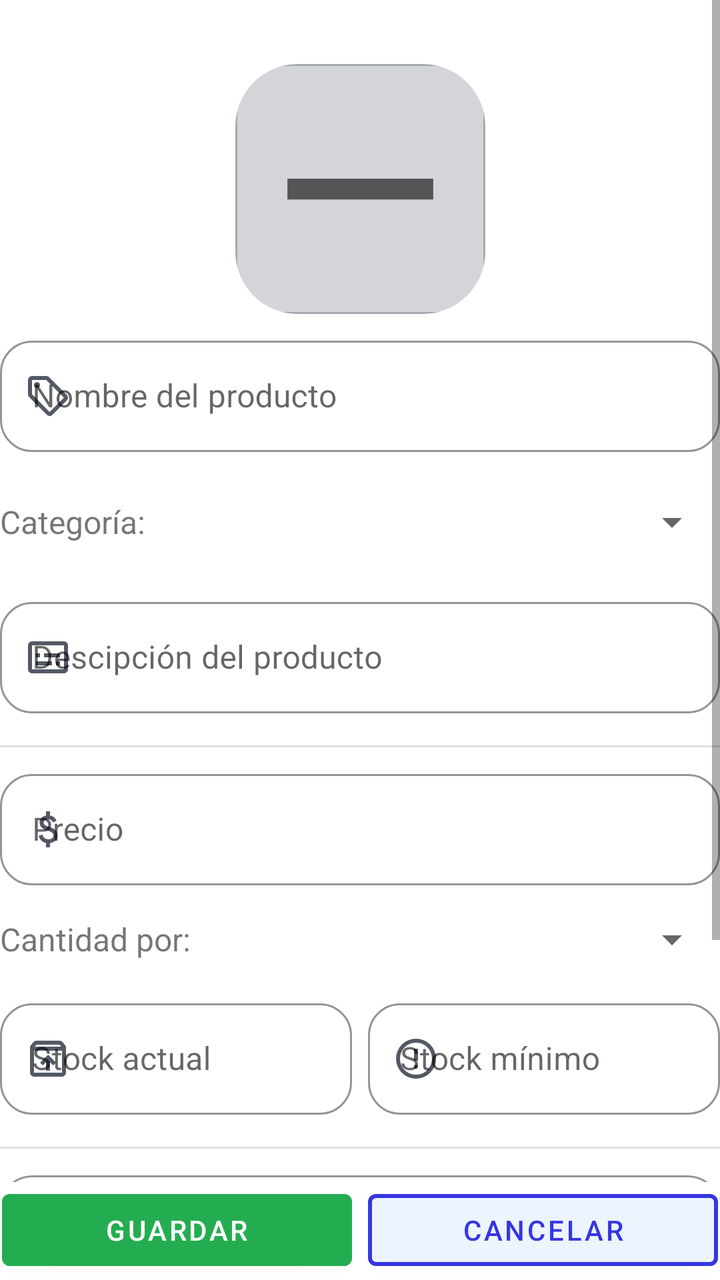
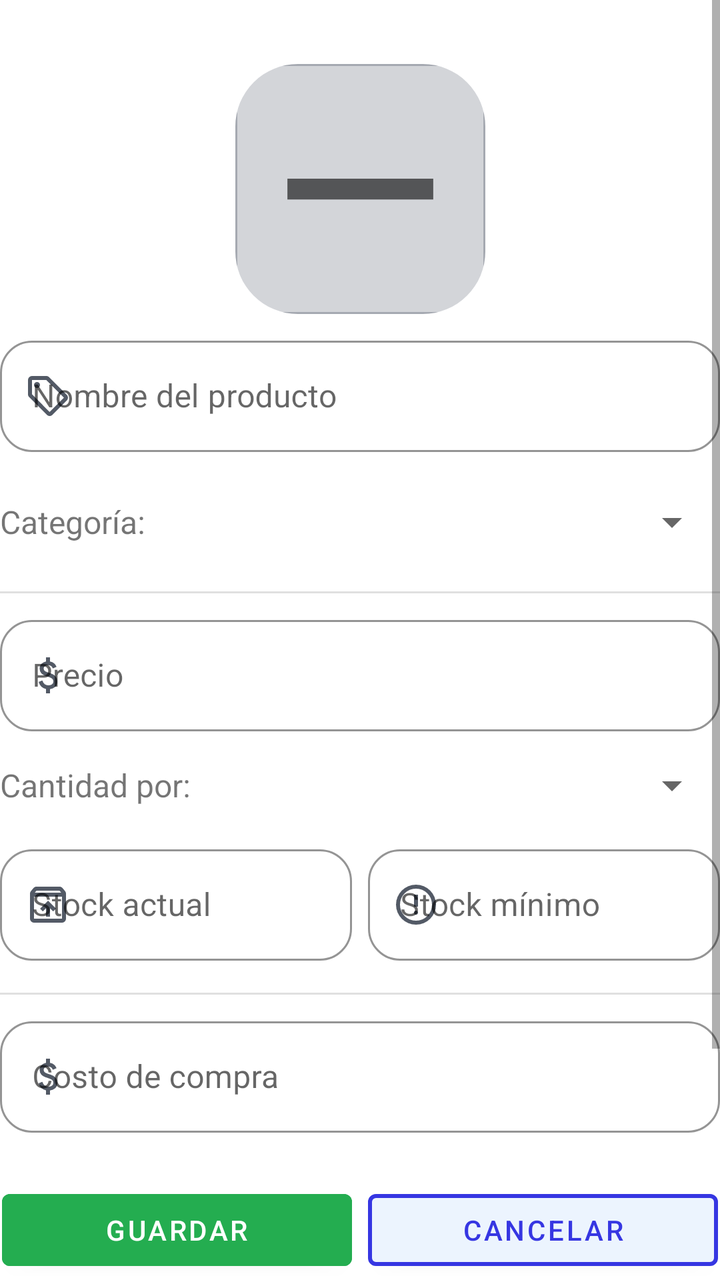

Compare the two renders of this Android layout. The source of the first and the diff that turns it into the second are given below.
<!-- AndroidManifest.xml: application theme Theme.DanisaTienda -->
<!-- res/layout/fragment_producto_nuevo.xml -->
<?xml version="1.0" encoding="utf-8"?>
<FrameLayout xmlns:android="http://schemas.android.com/apk/res/android"
    xmlns:tools="http://schemas.android.com/tools"
    android:layout_width="match_parent"
    android:layout_height="match_parent"
    xmlns:app="http://schemas.android.com/apk/res-auto"
    tools:context=".ui.producto.ProductoNuevoFragment">

    <androidx.constraintlayout.widget.ConstraintLayout
        android:layout_width="match_parent"
        android:layout_height="match_parent">

        <ScrollView
            android:layout_width="0dp"
            android:layout_height="0dp"
            app:layout_constraintBottom_toTopOf="@+id/llProductoNuevoInferiorEditar"
            app:layout_constraintEnd_toEndOf="parent"
            app:layout_constraintStart_toStartOf="parent"
            app:layout_constraintTop_toTopOf="parent">

            <androidx.constraintlayout.widget.ConstraintLayout
                android:layout_width="match_parent"
                android:layout_height="wrap_content"
                android:paddingBottom="100dp">

                <com.google.android.material.imageview.ShapeableImageView
                    android:id="@+id/fotoProductoNuevoDetalle"
                    android:layout_width="125dp"
                    android:layout_height="125dp"
                    android:layout_marginTop="32dp"
                    android:background="@drawable/button_white_transparent"
                    android:scaleType="centerCrop"
                    android:src="@drawable/remove_24px"
                    app:layout_constraintEnd_toEndOf="parent"
                    app:layout_constraintStart_toStartOf="parent"
                    app:layout_constraintTop_toTopOf="parent"
                    app:shapeAppearanceOverlay="@style/RectangleImage" />

                <com.google.android.material.textfield.TextInputLayout
                    android:id="@+id/etProductoNuevoNombre"
                    style="@style/Widget.MaterialComponents.TextInputLayout.OutlinedBox"
                    android:layout_width="match_parent"
                    android:layout_height="wrap_content"
                    android:layout_marginTop="8dp"
                    android:enabled="true"
                    app:boxCornerRadiusBottomEnd="16dp"
                    app:boxCornerRadiusBottomStart="16dp"
                    app:boxCornerRadiusTopEnd="16dp"
                    app:boxCornerRadiusTopStart="16dp"
                    app:boxStrokeColor="?attr/colorPrimary"
                    app:hintTextColor="@color/gray_icon3"
                    app:layout_constraintEnd_toEndOf="parent"
                    app:layout_constraintStart_toStartOf="parent"
                    app:layout_constraintTop_toBottomOf="@+id/fotoProductoNuevoDetalle"
                    app:startIconDrawable="@drawable/sell_24px"
                    app:startIconTint="@color/gray_icon3">

                    <com.google.android.material.textfield.TextInputEditText
                        android:id="@+id/etProductoNuevoNombreInput"
                        android:layout_width="match_parent"
                        android:layout_height="wrap_content"
                        android:hint="Nombre del producto"
                        android:textColor="@color/black_blue" />
                </com.google.android.material.textfield.TextInputLayout>

                <com.google.android.material.textfield.TextInputLayout
                    android:id="@+id/etProductoNuevoDescripcion"
                    style="@style/Widget.MaterialComponents.TextInputLayout.OutlinedBox"
                    android:layout_width="match_parent"
                    android:layout_height="wrap_content"
                    android:layout_marginTop="24dp"
                    android:enabled="true"
                    app:boxCornerRadiusBottomEnd="16dp"
                    app:boxCornerRadiusBottomStart="16dp"
                    app:boxCornerRadiusTopEnd="16dp"
                    app:boxCornerRadiusTopStart="16dp"
                    app:boxStrokeColor="?attr/colorPrimary"
                    app:hintTextColor="@color/gray_icon3"
                    app:layout_constraintEnd_toEndOf="parent"
                    app:layout_constraintStart_toStartOf="parent"
                    app:layout_constraintTop_toBottomOf="@+id/tvProductoNuevoCategoriaInicio"
                    app:startIconDrawable="@drawable/subtitles_24px"
                    app:startIconTint="@color/gray_icon3">

                    <com.google.android.material.textfield.TextInputEditText
                        android:id="@+id/etProductoNuevoDescripcionInput"
                        android:layout_width="match_parent"
                        android:layout_height="wrap_content"
                        android:hint="Descipción del producto"
                        android:textColor="@color/black_blue" />
                </com.google.android.material.textfield.TextInputLayout>

                <View
                    android:id="@+id/dividerProductoNuevo1"
                    android:layout_width="wrap_content"
                    android:layout_height="1dp"
                    android:layout_marginStart="1dp"
                    android:layout_marginTop="16dp"
                    android:layout_marginEnd="1dp"
                    android:background="?android:attr/listDivider"
                    app:layout_constraintEnd_toEndOf="parent"
                    app:layout_constraintStart_toStartOf="parent"
                    app:layout_constraintTop_toBottomOf="@+id/etProductoNuevoDescripcion" />

                <com.google.android.material.textfield.TextInputLayout
                    android:id="@+id/etProductoNuevoPrecio"
                    style="@style/Widget.MaterialComponents.TextInputLayout.OutlinedBox"
                    android:layout_width="match_parent"
                    android:layout_height="wrap_content"
                    android:layout_marginTop="8dp"
                    android:enabled="true"
                    app:boxCornerRadiusBottomEnd="16dp"
                    app:boxCornerRadiusBottomStart="16dp"
                    app:boxCornerRadiusTopEnd="16dp"
                    app:boxCornerRadiusTopStart="16dp"
                    app:boxStrokeColor="?attr/colorPrimary"
                    app:hintTextColor="@color/gray_icon3"
                    app:layout_constraintEnd_toEndOf="parent"
                    app:layout_constraintStart_toStartOf="parent"
                    app:layout_constraintTop_toBottomOf="@+id/dividerProductoNuevo1"
                    app:startIconDrawable="@drawable/attach_money_24px"
                    app:startIconTint="@color/gray_icon3">

                    <com.google.android.material.textfield.TextInputEditText
                        android:id="@+id/etProductoNuevoPrecioInput"
                        android:layout_width="match_parent"
                        android:layout_height="wrap_content"
                        android:hint="Precio"
                        android:inputType="number"
                        android:textColor="@color/black_blue" />
                </com.google.android.material.textfield.TextInputLayout>

                <LinearLayout
                    android:id="@+id/llProductoNuevoStocks"
                    android:layout_width="0dp"
                    android:layout_height="wrap_content"
                    android:layout_marginTop="16dp"
                    android:orientation="horizontal"
                    app:layout_constraintEnd_toEndOf="parent"
                    app:layout_constraintHorizontal_bias="0.0"
                    app:layout_constraintStart_toStartOf="parent"
                    app:layout_constraintTop_toBottomOf="@+id/tvProductoNuevoUnidadInicio">

                    <com.google.android.material.textfield.TextInputLayout
                        android:id="@+id/etProductoNuevoStock"
                        style="@style/Widget.MaterialComponents.TextInputLayout.OutlinedBox"
                        android:layout_width="match_parent"
                        android:layout_height="wrap_content"
                        android:layout_marginRight="4dp"
                        android:layout_weight="1"
                        android:enabled="true"
                        android:hint="Stock actual"
                        app:boxCornerRadiusBottomEnd="16dp"
                        app:boxCornerRadiusBottomStart="16dp"
                        app:boxCornerRadiusTopEnd="16dp"
                        app:boxCornerRadiusTopStart="16dp"
                        app:boxStrokeColor="?attr/colorPrimary"
                        app:hintTextColor="@color/gray_icon3"
                        app:startIconDrawable="@drawable/unarchive_24px"
                        app:startIconTint="@color/gray_icon3">

                        <com.google.android.material.textfield.TextInputEditText
                            android:id="@+id/etProductoNuevoStockInput"
                            android:layout_width="match_parent"
                            android:layout_height="wrap_content"
                            android:inputType="number"
                            android:textColor="@color/black_blue" />
                    </com.google.android.material.textfield.TextInputLayout>

                    <com.google.android.material.textfield.TextInputLayout
                        android:id="@+id/etProductoNuevoStockMinimo"
                        style="@style/Widget.MaterialComponents.TextInputLayout.OutlinedBox"
                        android:layout_width="match_parent"
                        android:layout_height="wrap_content"
                        android:layout_marginLeft="4dp"
                        android:layout_weight="1"
                        android:enabled="true"
                        android:hint="Stock mínimo"
                        app:boxCornerRadiusBottomEnd="16dp"
                        app:boxCornerRadiusBottomStart="16dp"
                        app:boxCornerRadiusTopEnd="16dp"
                        app:boxCornerRadiusTopStart="16dp"
                        app:boxStrokeColor="?attr/colorPrimary"
                        app:hintTextColor="@color/gray_icon3"
                        app:startIconDrawable="@drawable/error_24px"
                        app:startIconTint="@color/gray_icon3">

                        <com.google.android.material.textfield.TextInputEditText
                            android:id="@+id/etProductoNuevoStockMinimoInput"
                            android:layout_width="match_parent"
                            android:layout_height="wrap_content"
                            android:inputType="number"
                            android:textColor="@color/black_blue" />
                    </com.google.android.material.textfield.TextInputLayout>
                </LinearLayout>

                <View
                    android:id="@+id/dividerProductoNuevo2"
                    android:layout_width="wrap_content"
                    android:layout_height="1dp"
                    android:layout_marginStart="1dp"
                    android:layout_marginTop="16dp"
                    android:layout_marginEnd="1dp"
                    android:background="?android:attr/listDivider"
                    app:layout_constraintEnd_toEndOf="parent"
                    app:layout_constraintStart_toStartOf="parent"
                    app:layout_constraintTop_toBottomOf="@+id/llProductoNuevoStocks" />

                <Spinner
                    android:id="@+id/spProductoNuevoCategorias"
                    android:layout_width="0dp"
                    android:layout_height="wrap_content"
                    android:visibility="visible"
                    app:layout_constraintBottom_toBottomOf="@+id/tvProductoNuevoCategoriaInicio"
                    app:layout_constraintEnd_toEndOf="parent"
                    app:layout_constraintStart_toEndOf="@+id/tvProductoNuevoCategoriaInicio"
                    app:layout_constraintTop_toTopOf="@+id/tvProductoNuevoCategoriaInicio" />

                <TextView
                    android:id="@+id/tvProductoNuevoCategoriaInicio"
                    android:layout_width="wrap_content"
                    android:layout_height="wrap_content"
                    android:layout_marginTop="24dp"
                    android:text="Categoría: "
                    android:textSize="16sp"
                    app:layout_constraintStart_toStartOf="parent"
                    app:layout_constraintTop_toBottomOf="@+id/etProductoNuevoNombre" />

                <Spinner
                    android:id="@+id/spProductoNuevoUnidades"
                    android:layout_width="0dp"
                    android:layout_height="wrap_content"
                    app:layout_constraintBottom_toBottomOf="@+id/tvProductoNuevoUnidadInicio"
                    app:layout_constraintEnd_toEndOf="parent"
                    app:layout_constraintStart_toEndOf="@+id/tvProductoNuevoUnidadInicio"
                    app:layout_constraintTop_toTopOf="@+id/tvProductoNuevoUnidadInicio" />

                <TextView
                    android:id="@+id/tvProductoNuevoUnidadInicio"
                    android:layout_width="wrap_content"
                    android:layout_height="wrap_content"
                    android:layout_marginTop="16dp"
                    android:text="Cantidad por: "
                    android:textSize="16sp"
                    app:layout_constraintStart_toStartOf="parent"
                    app:layout_constraintTop_toBottomOf="@+id/etProductoNuevoPrecio" />

                <com.google.android.material.textfield.TextInputLayout
                    android:id="@+id/etProductoNuevoCostoCompra"
                    style="@style/Widget.MaterialComponents.TextInputLayout.OutlinedBox"
                    android:layout_width="match_parent"
                    android:layout_height="wrap_content"
                    android:layout_marginTop="8dp"
                    android:enabled="true"
                    app:boxCornerRadiusBottomEnd="16dp"
                    app:boxCornerRadiusBottomStart="16dp"
                    app:boxCornerRadiusTopEnd="16dp"
                    app:boxCornerRadiusTopStart="16dp"
                    app:boxStrokeColor="?attr/colorPrimary"
                    app:hintTextColor="@color/gray_icon3"
                    app:layout_constraintEnd_toEndOf="parent"
                    app:layout_constraintStart_toStartOf="parent"
                    app:layout_constraintTop_toBottomOf="@+id/dividerProductoNuevo2"
                    app:startIconDrawable="@drawable/attach_money_24px"
                    app:startIconTint="@color/gray_icon3">

                    <com.google.android.material.textfield.TextInputEditText
                        android:id="@+id/etProductoNuevoCostoCompraInput"
                        android:layout_width="match_parent"
                        android:layout_height="wrap_content"
                        android:hint="Costo de compra"
                        android:inputType="number"
                        android:textColor="@color/black_blue" />
                </com.google.android.material.textfield.TextInputLayout>
            </androidx.constraintlayout.widget.ConstraintLayout>
        </ScrollView>

        <LinearLayout
            android:id="@+id/llProductoNuevoInferiorEditar"
            android:layout_width="0dp"
            android:layout_height="wrap_content"
            android:layout_marginStart="1dp"
            android:layout_marginEnd="1dp"
            android:layout_marginBottom="1dp"
            android:orientation="horizontal"
            android:visibility="visible"
            app:layout_constraintBottom_toBottomOf="parent"
            app:layout_constraintEnd_toEndOf="parent"
            app:layout_constraintStart_toStartOf="parent">

            <Button
                android:id="@+id/btProductoNuevoGuardar"
                android:layout_width="match_parent"
                android:layout_height="wrap_content"
                android:layout_marginEnd="4dp"
                android:layout_weight="1"
                android:backgroundTint="@color/green_dark"
                android:text="Guardar" />

            <Button
                android:id="@+id/btProductoNuevoCancelar"
                android:layout_width="match_parent"
                android:layout_height="wrap_content"
                android:layout_marginStart="4dp"
                android:layout_weight="1"
                android:backgroundTint="@color/blue_very_light"
                android:text="Cancelar"
                android:textColor="@color/blue"
                android:textColorHighlight="@color/blue"
                app:strokeColor="@color/blue"
                app:strokeWidth="2dp" />
        </LinearLayout>
    </androidx.constraintlayout.widget.ConstraintLayout>


</FrameLayout>
<!-- resources referenced by this layout -->
<resources>
  <color name="black_blue">#FF171A1F</color>
  <color name="blue">#FF3636E2</color>
  <color name="blue_very_light">#FFECF4FE</color>
  <color name="gray_icon3">#FF535A66</color>
  <color name="green_dark">#24AD50</color>
  <!-- drawable attach_money_24px (drawable) -->
  <vector xmlns:android="http://schemas.android.com/apk/res/android"
      android:width="24dp"
      android:height="24dp"
      android:viewportWidth="960"
      android:viewportHeight="960"
      android:tint="?attr/colorControlNormal">
    <path
        android:fillColor="@android:color/white"
        android:pathData="M441,840L441,754Q388,742 349.5,708Q311,674 293,612L367,582Q382,630 411.5,655Q441,680 489,680Q530,680 558.5,661.5Q587,643 587,604Q587,569 565,548.5Q543,528 463,502Q377,475 345,437.5Q313,400 313,346Q313,281 355,245Q397,209 441,204L441,120L521,120L521,204Q571,212 603.5,240.5Q636,269 651,310L577,342Q565,310 543,294Q521,278 483,278Q439,278 416,297.5Q393,317 393,346Q393,379 423,398Q453,417 527,438Q596,458 631.5,501.5Q667,545 667,602Q667,673 625,710Q583,747 521,756L521,840L441,840Z"/>
  </vector>
  <!-- drawable button_white_transparent (drawable) -->
  <?xml version="1.0" encoding="utf-8"?>
  <selector xmlns:android="http://schemas.android.com/apk/res/android">
      <item>
          <shape>
              <solid android:color="#7CA5A9B1"/>
              <corners android:radius="18dp"/>
              <stroke
                  android:width="1dp"
                  android:color="@color/gray_icon"
                  />
          </shape>
      </item>
  </selector>
  <!-- drawable remove_24px (drawable) -->
  <vector xmlns:android="http://schemas.android.com/apk/res/android"
      android:width="24dp"
      android:height="24dp"
      android:viewportWidth="960"
      android:viewportHeight="960"
      android:tint="?attr/colorControlNormal">
    <path
        android:fillColor="@android:color/white"
        android:pathData="M200,520L200,440L760,440L760,520L200,520Z"/>
  </vector>
  <!-- drawable unarchive_24px (drawable) -->
  <vector xmlns:android="http://schemas.android.com/apk/res/android"
      android:width="24dp"
      android:height="24dp"
      android:viewportWidth="960"
      android:viewportHeight="960"
      android:tint="?attr/colorControlNormal">
    <path
        android:fillColor="@android:color/white"
        android:pathData="M480,400L320,560L376,616L440,552L440,720L520,720L520,552L584,616L640,560L480,400ZM200,320L200,760Q200,760 200,760Q200,760 200,760L760,760Q760,760 760,760Q760,760 760,760L760,320L200,320ZM200,840Q167,840 143.5,816.5Q120,793 120,760L120,261Q120,247 124.5,234Q129,221 138,210L188,149Q199,135 215.5,127.5Q232,120 250,120L710,120Q728,120 744.5,127.5Q761,135 772,149L822,210Q831,221 835.5,234Q840,247 840,261L840,760Q840,793 816.5,816.5Q793,840 760,840L200,840ZM216,240L744,240L710,200Q710,200 710,200Q710,200 710,200L250,200Q250,200 250,200Q250,200 250,200L216,240ZM480,540L480,540L480,540Q480,540 480,540Q480,540 480,540L480,540Q480,540 480,540Q480,540 480,540Z"/>
  </vector>
  <style name="RectangleImage">
          <item name="cornerFamily">rounded</item>
          <item name="cornerSize">25%</item>
      </style>
  <style name="Theme.DanisaTienda" parent="Theme.MaterialComponents.DayNight.DarkActionBar">
          
          <item name="colorPrimary">@color/blue</item>
          <item name="colorPrimaryVariant">@color/purple_700</item>
          <item name="colorOnPrimary">@color/white</item>
          
          <item name="colorSecondary">@color/teal_200</item>
          <item name="colorSecondaryVariant">@color/teal_700</item>
          <item name="colorOnSecondary">@color/black</item>
          
          <item name="android:statusBarColor">?attr/colorPrimaryVariant</item>
          
      </style>
  <color name="gray_icon">#FFA5A9B1</color>
  <color name="purple_700">#FF3700B3</color>
  <color name="white">#FFFFFFFF</color>
  <color name="teal_200">#FF03DAC5</color>
  <color name="teal_700">#FF018786</color>
  <color name="black">#FF000000</color>
  <!-- unchanged entries left out for length: 3 -->
</resources>

<!-- the commit's change to res/layout/fragment_producto_nuevo.xml (unified diff, before → after) -->
@@ -70,6 +70,7 @@
                     android:layout_height="wrap_content"
                     android:layout_marginTop="24dp"
                     android:enabled="true"
+                    android:visibility="invisible"
                     app:boxCornerRadiusBottomEnd="16dp"
                     app:boxCornerRadiusBottomStart="16dp"
                     app:boxCornerRadiusTopEnd="16dp"
@@ -95,12 +96,12 @@
                     android:layout_width="wrap_content"
                     android:layout_height="1dp"
                     android:layout_marginStart="1dp"
-                    android:layout_marginTop="16dp"
+                    android:layout_marginTop="24dp"
                     android:layout_marginEnd="1dp"
                     android:background="?android:attr/listDivider"
                     app:layout_constraintEnd_toEndOf="parent"
                     app:layout_constraintStart_toStartOf="parent"
-                    app:layout_constraintTop_toBottomOf="@+id/etProductoNuevoDescripcion" />
+                    app:layout_constraintTop_toBottomOf="@+id/tvProductoNuevoCategoriaInicio" />
 
                 <com.google.android.material.textfield.TextInputLayout
                     android:id="@+id/etProductoNuevoPrecio"
@@ -109,6 +110,7 @@
                     android:layout_height="wrap_content"
                     android:layout_marginTop="8dp"
                     android:enabled="true"
+                    android:hint="Precio"
                     app:boxCornerRadiusBottomEnd="16dp"
                     app:boxCornerRadiusBottomStart="16dp"
                     app:boxCornerRadiusTopEnd="16dp"
@@ -125,7 +127,6 @@
                         android:id="@+id/etProductoNuevoPrecioInput"
                         android:layout_width="match_parent"
                         android:layout_height="wrap_content"
-                        android:hint="Precio"
                         android:inputType="number"
                         android:textColor="@color/black_blue" />
                 </com.google.android.material.textfield.TextInputLayout>
